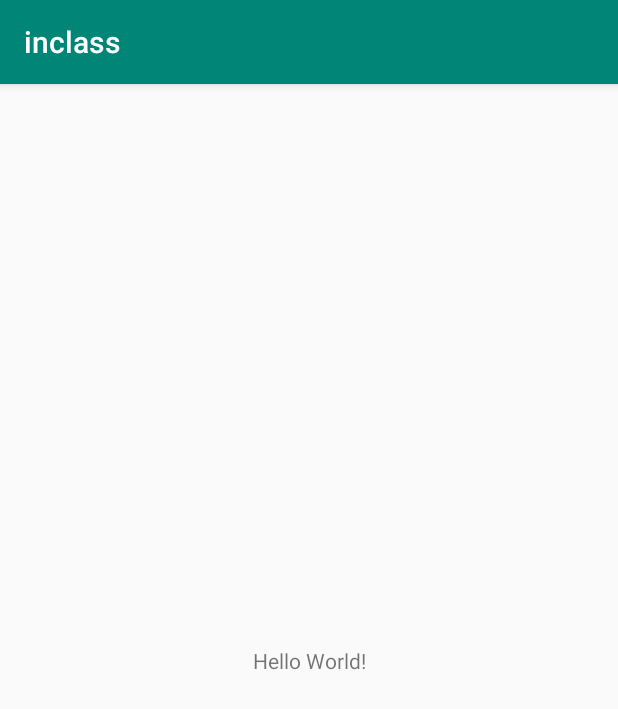
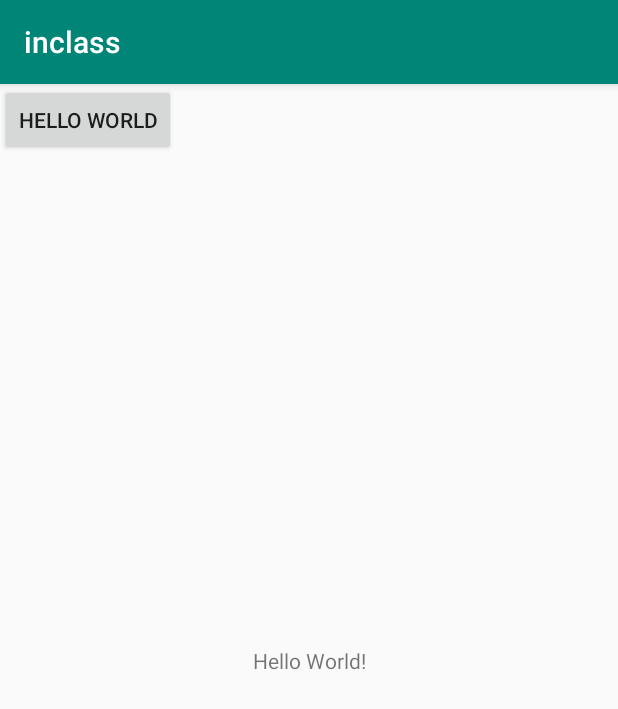
Before and after one commit to gard0137/inclass, an Android app: the screen it shows after launch (MainActivity), on a phone screen of 412 x 824 dp. Shown: the top 709 px of the screen. Run offline under Robolectric (Android 15) with nearby library versions, the phone set to English and light mode, and no system bars.

Commit message:
changed activity_main.xml
Using string variables

translated my application

```diff
--- a/app/src/main/res/layout/activity_main.xml
+++ b/app/src/main/res/layout/activity_main.xml
@@ -15,4 +15,12 @@
         app:layout_constraintRight_toRightOf="parent"
         app:layout_constraintTop_toTopOf="parent" />
 
+    <Button
+        android:id="@+id/button"
+        android:layout_width="wrap_content"
+        android:layout_height="wrap_content"
+        android:text="@string/greeting"
+        tools:layout_editor_absoluteX="158dp"
+        tools:layout_editor_absoluteY="203dp" />
+
 </androidx.constraintlayout.widget.ConstraintLayout>
--- a/app/src/main/res/values/strings.xml
+++ b/app/src/main/res/values/strings.xml
@@ -1,3 +1,4 @@
 <resources>
     <string name="app_name">inclass</string>
+    <string name="greeting">hello world</string>
 </resources>
```
Also changed, not shown: 1 other file.
